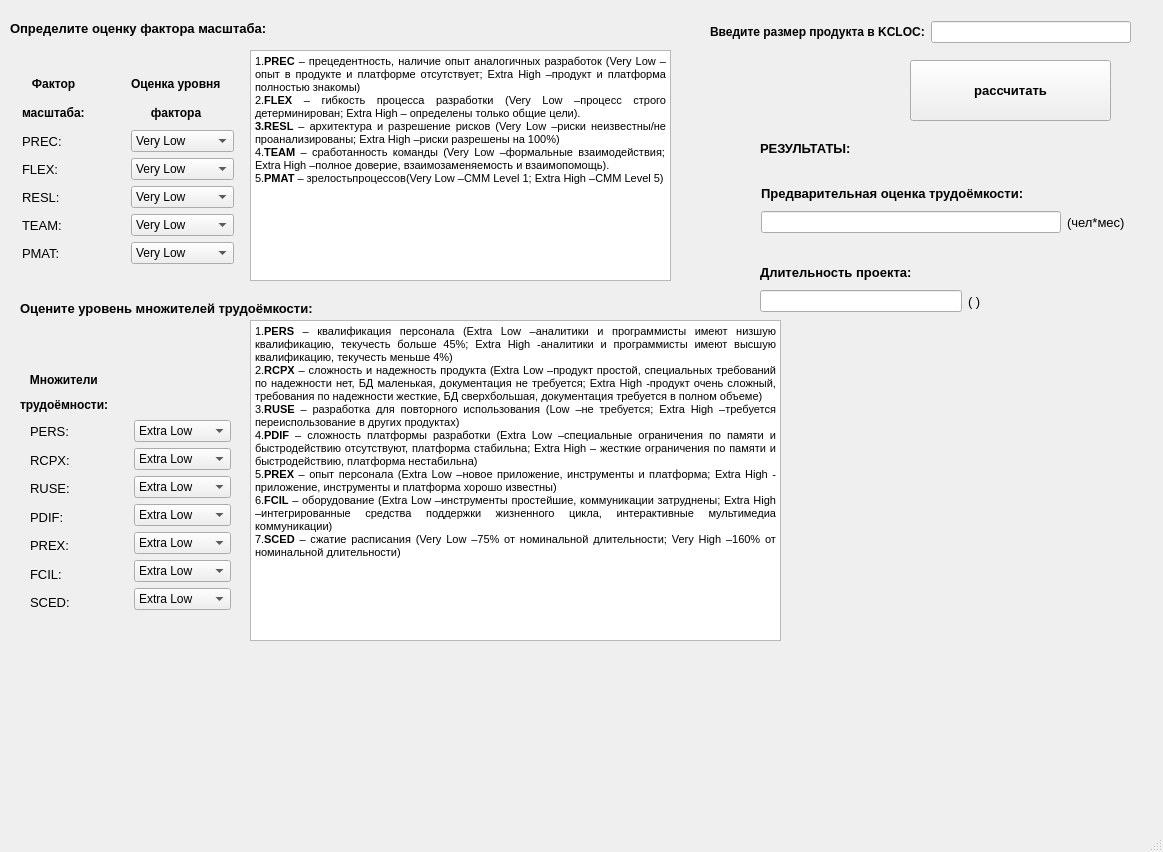
Above: COCOMO.ui from GandraNNA/software-cost-estimation before the change. Below: the same form after it.
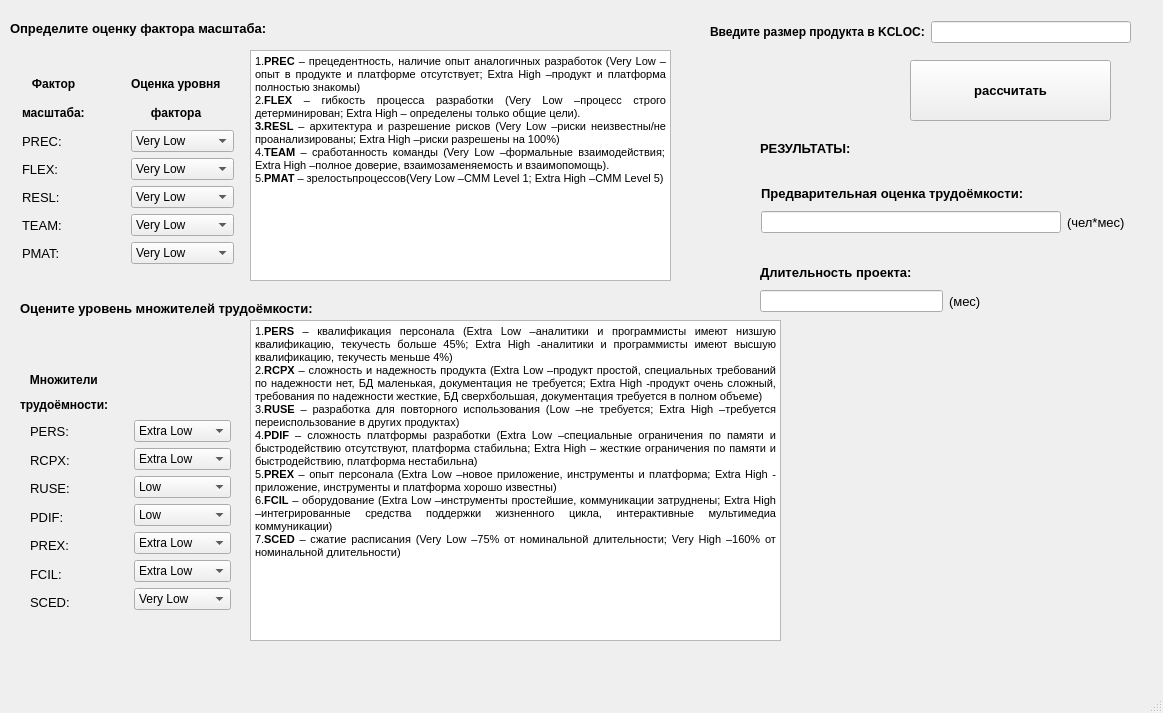
That is the form after the change.

Diff of the .ui file:
```diff
--- a/COCOMO.ui
+++ b/COCOMO.ui
@@ -7,7 +7,7 @@
     <x>0</x>
     <y>0</y>
     <width>1163</width>
-    <height>852</height>
+    <height>713</height>
    </rect>
   </property>
   <property name="windowTitle">
@@ -640,16 +640,6 @@
        </item>
        <item>
         <widget class="QComboBox" name="EM_3">
-         <item>
-          <property name="text">
-           <string>Extra Low</string>
-          </property>
-         </item>
-         <item>
-          <property name="text">
-           <string>Very Low</string>
-          </property>
-         </item>
          <item>
           <property name="text">
            <string>Low</string>
@@ -679,16 +669,6 @@
        </item>
        <item>
         <widget class="QComboBox" name="EM_4">
-         <item>
-          <property name="text">
-           <string>Extra Low</string>
-          </property>
-         </item>
-         <item>
-          <property name="text">
-           <string>Very Low</string>
-          </property>
-         </item>
          <item>
           <property name="text">
            <string>Low</string>
@@ -796,11 +776,6 @@
        </item>
        <item>
         <widget class="QComboBox" name="EM_7">
-         <item>
-          <property name="text">
-           <string>Extra Low</string>
-          </property>
-         </item>
          <item>
           <property name="text">
            <string>Very Low</string>
@@ -903,7 +878,7 @@
           </font>
          </property>
          <property name="text">
-          <string>( )</string>
+          <string>(мес)</string>
          </property>
         </widget>
        </item>
```
Left out of the diff: 5 changed lines with no effect on the pictures.
